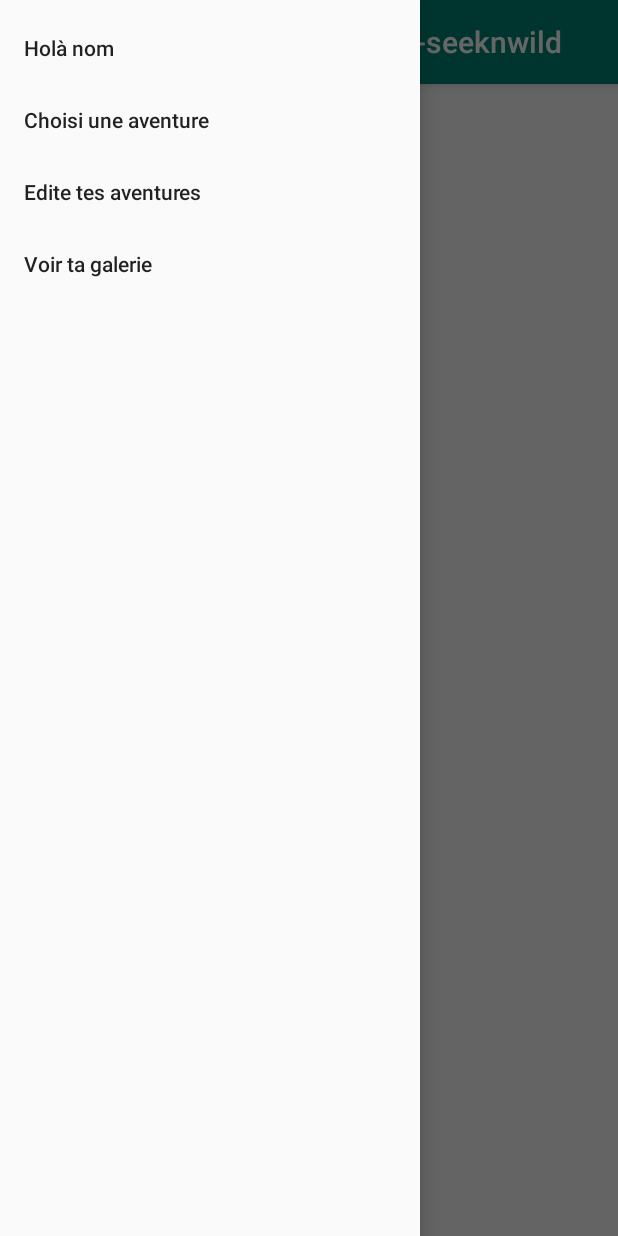
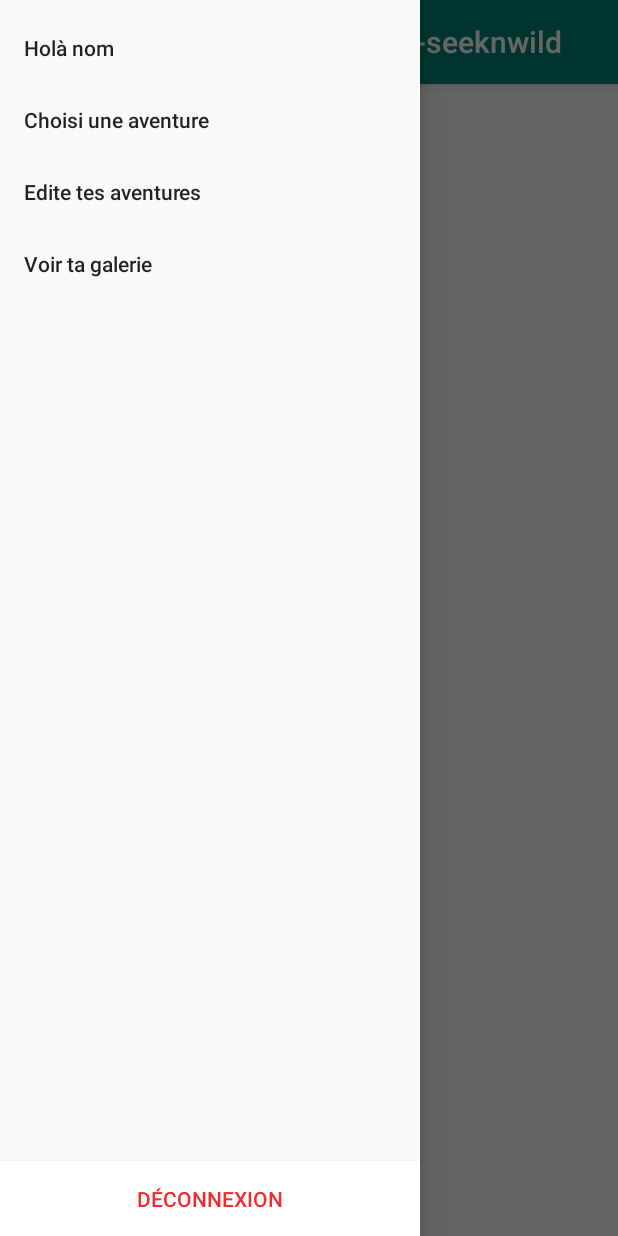
Before and after one commit to WildCodeSchool/toulouse-0219-android-seeknwild, an Android app: the MenuActivity screen opened directly, with no data from a screen before it, with the side drawer open, on a phone screen of 412 x 824 dp. Run offline under Robolectric (Android 15) with nearby library versions, the phone set to English and light mode, and no system bars.

Commit message:
Bouton déconnexion

```diff
--- a/app/src/main/res/layout/activity_menu.xml
+++ b/app/src/main/res/layout/activity_menu.xml
@@ -35,7 +35,17 @@
         android:layout_width="wrap_content"
         android:layout_height="match_parent"
         android:layout_gravity="start"
-        app:menu="@menu/drawer_menu" />
+        app:menu="@menu/drawer_menu" >
+
+        <Button
+            android:id="@+id/btn_sing_out"
+            android:layout_width="match_parent"
+            android:layout_height="50dp"
+            android:layout_gravity="bottom"
+            android:background="@color/common_google_signin_btn_text_dark_pressed"
+            android:text="@string/d_connexion"
+            android:textColor="@color/tempDone" />
+    </android.support.design.widget.NavigationView>
 
 
 </android.support.v4.widget.DrawerLayout>
--- a/app/src/main/res/values/strings.xml
+++ b/app/src/main/res/values/strings.xml
@@ -37,4 +37,5 @@
     <string name="menu">Menu</string>
     <string name="aventure_tr_sors">Aventure/trésors</string>
     <string name="tutoriel">Tutoriel</string>
+    <string name="d_connexion">Déconnexion</string>
 </resources>
```
